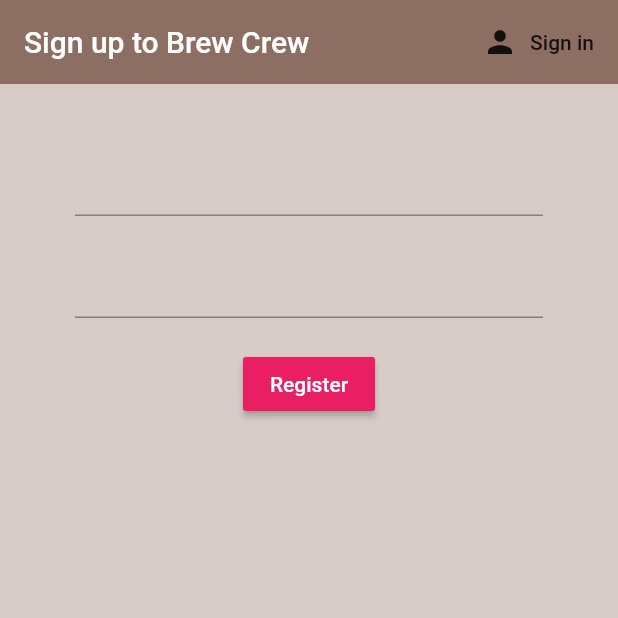
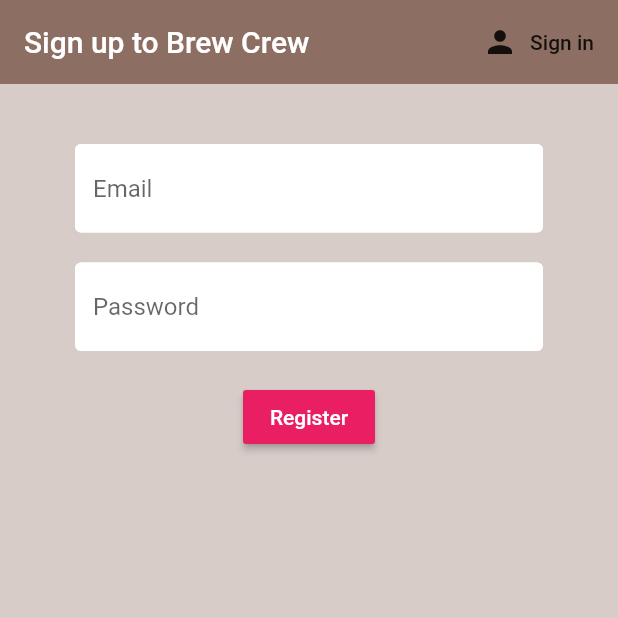
Before and after one commit to cswaas/crew-brew, a Flutter app: the screen it shows after launch, after a tap on "Sign in", after a tap on "Register", on a phone screen of 412 x 824 dp, the top half of it. Run offline on Flutter 3.47's test engine with Material 2 defaults, Android fonts, the phone set to English and light mode, and no system bars; our stand-ins replace firebase_auth, flutter_spinkit; accounts and stored records are empty.

Commit message:
finish template with register and sign in

```diff
--- a/lib/screens/auth/register.dart
+++ b/lib/screens/auth/register.dart
@@ -1,4 +1,6 @@
 import 'package:crew_brew/services/auth.dart';
+import 'package:crew_brew/shared/constants.dart';
+import 'package:crew_brew/shared/loading.dart';
 import 'package:flutter/material.dart';
 
 class Register extends StatefulWidget {
@@ -12,6 +14,7 @@ class Register extends StatefulWidget {
 class _RegisterState extends State<Register> {
   final AuthService _auth = AuthService();
   final _formKey = GlobalKey<FormState>();
+  bool loading = false;
 
   // text field states
   String email = '';
@@ -20,7 +23,9 @@ class _RegisterState extends State<Register> {
 
   @override
   Widget build(BuildContext context) {
-    return Scaffold(
+    return loading
+        ? Loading()
+        : Scaffold(
             backgroundColor: Colors.brown[100],
             appBar: AppBar(
               backgroundColor: Colors.brown[400],
@@ -44,12 +49,17 @@ class _RegisterState extends State<Register> {
                     children: <Widget>[
                       SizedBox(height: 20.0),
                       TextFormField(
-                    validator: (val) => val.isEmpty ? 'Enter an email' : null,
+                          decoration:
+                              textInputDecoration.copyWith(hintText: 'Email'),
+                          validator: (val) =>
+                              val.isEmpty ? 'Enter an email' : null,
                           onChanged: (val) {
                             setState(() => email = val);
                           }),
                       SizedBox(height: 20.0),
                       TextFormField(
+                          decoration: textInputDecoration.copyWith(
+                              hintText: 'Password'),
                           obscureText: true,
                           validator: (val) => val.length < 6
                               ? 'Enter a password 6+ chars long'
@@ -66,16 +76,21 @@ class _RegisterState extends State<Register> {
                         ),
                         onPressed: () async {
                           if (_formKey.currentState.validate()) {
-                      dynamic result = await _auth.registerWithEmailAndPassword(
-                          email, password);
+                            setState(() => loading = true);
+                            dynamic result = await _auth
+                                .registerWithEmailAndPassword(email, password);
                             if (result == null) {
-                        setState(() => error = 'please supply a valid email');
+                              setState(() {
+                                error = 'please supply a valid email';
+                                loading = false;
+                              });
                             }
                           }
                         },
                       ),
                       SizedBox(height: 12.0),
-                Text(error, style: TextStyle(color: Colors.red, fontSize: 14.0))
+                      Text(error,
+                          style: TextStyle(color: Colors.red, fontSize: 14.0))
                     ],
                   ),
                 )),
--- a/lib/screens/auth/sign_in.dart
+++ b/lib/screens/auth/sign_in.dart
@@ -1,4 +1,6 @@
 import 'package:crew_brew/services/auth.dart';
+import 'package:crew_brew/shared/constants.dart';
+import 'package:crew_brew/shared/loading.dart';
 import 'package:flutter/material.dart';
 
 class SignIn extends StatefulWidget {
@@ -12,6 +14,7 @@ class SignIn extends StatefulWidget {
 class _SignInState extends State<SignIn> {
   final AuthService _auth = AuthService();
   final _formKey = GlobalKey<FormState>();
+  bool loading = false;
 
   // text field states
   String email = '';
@@ -20,7 +23,9 @@ class _SignInState extends State<SignIn> {
 
   @override
   Widget build(BuildContext context) {
-    return Scaffold(
+    return loading
+        ? Loading()
+        : Scaffold(
             backgroundColor: Colors.brown[100],
             appBar: AppBar(
               backgroundColor: Colors.brown[400],
@@ -44,12 +49,17 @@ class _SignInState extends State<SignIn> {
                     children: <Widget>[
                       SizedBox(height: 20.0),
                       TextFormField(
-                    validator: (val) => val.isEmpty ? 'Enter an email' : null,
+                          decoration:
+                              textInputDecoration.copyWith(hintText: 'Email'),
+                          validator: (val) =>
+                              val.isEmpty ? 'Enter an email' : null,
                           onChanged: (val) {
                             setState(() => email = val);
                           }),
                       SizedBox(height: 20.0),
                       TextFormField(
+                          decoration: textInputDecoration.copyWith(
+                              hintText: 'Password'),
                           obscureText: true,
                           validator: (val) => val.length < 6
                               ? 'Enter a password 6+ chars long'
@@ -66,11 +76,15 @@ class _SignInState extends State<SignIn> {
                         ),
                         onPressed: () async {
                           if (_formKey.currentState.validate()) {
-                      dynamic result = await _auth.signInWithEmailAndPassword(
-                          email, password);
+                            setState(() => loading = true);
+                            dynamic result = await _auth
+                                .signInWithEmailAndPassword(email, password);
                             if (result == null) {
-                        setState(() =>
-                            error = 'could not sign in with those credentials');
+                              setState(() {
+                                error =
+                                    'could not sign in with those credentials';
+                                loading = false;
+                              });
                             }
                           }
                         },
--- /dev/null
+++ b/lib/shared/constants.dart
@@ -0,0 +1,10 @@
+import 'package:flutter/material.dart';
+
+const textInputDecoration = InputDecoration(
+  fillColor: Colors.white,
+  filled: true,
+  enabledBorder: OutlineInputBorder(
+      borderSide: BorderSide(color: Colors.white, width: 2.0)),
+  focusedBorder: OutlineInputBorder(
+      borderSide: BorderSide(color: Colors.pink, width: 2.0)),
+);
--- a/pubspec.yaml
+++ b/pubspec.yaml
@@ -30,6 +30,7 @@ dependencies:
   firebase_auth: ^0.14.0+5
   cloud_firestore: ^0.12.9+4
   provider: ^3.1.0
+  flutter_spinkit: ^4.0.0
 
 dev_dependencies:
   flutter_test:
```
Also changed, not shown: lib/shared/loading.dart (added, +17 -0 lines), pubspec.lock. Lines whose indentation alone changed are shown as unchanged.
